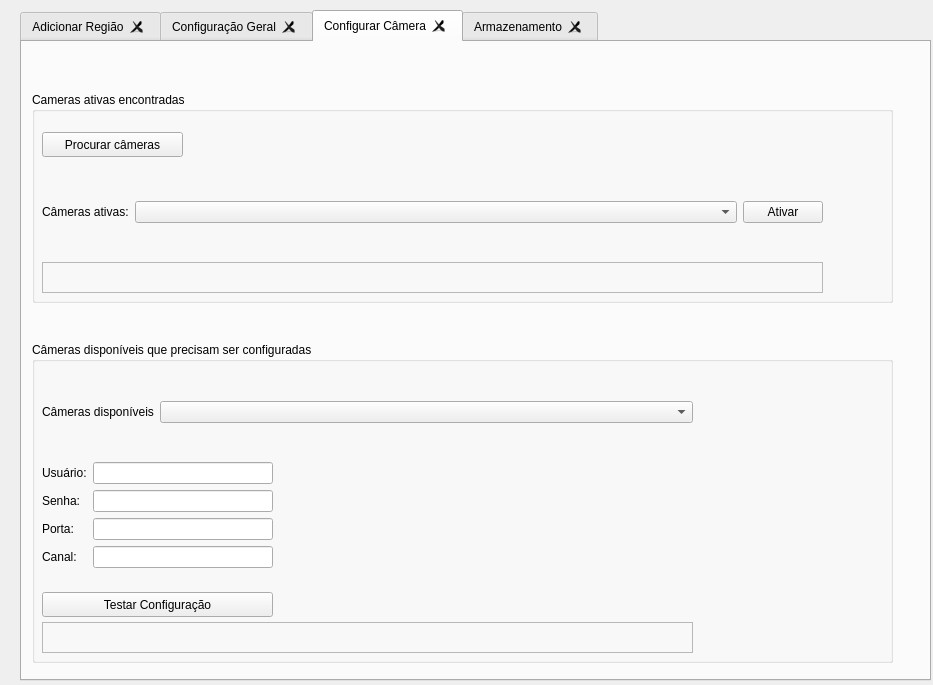
This is mainForm.ui in noldorj/Personal-Home-Guard as Qt 5 draws it before an edit. The edited form follows.
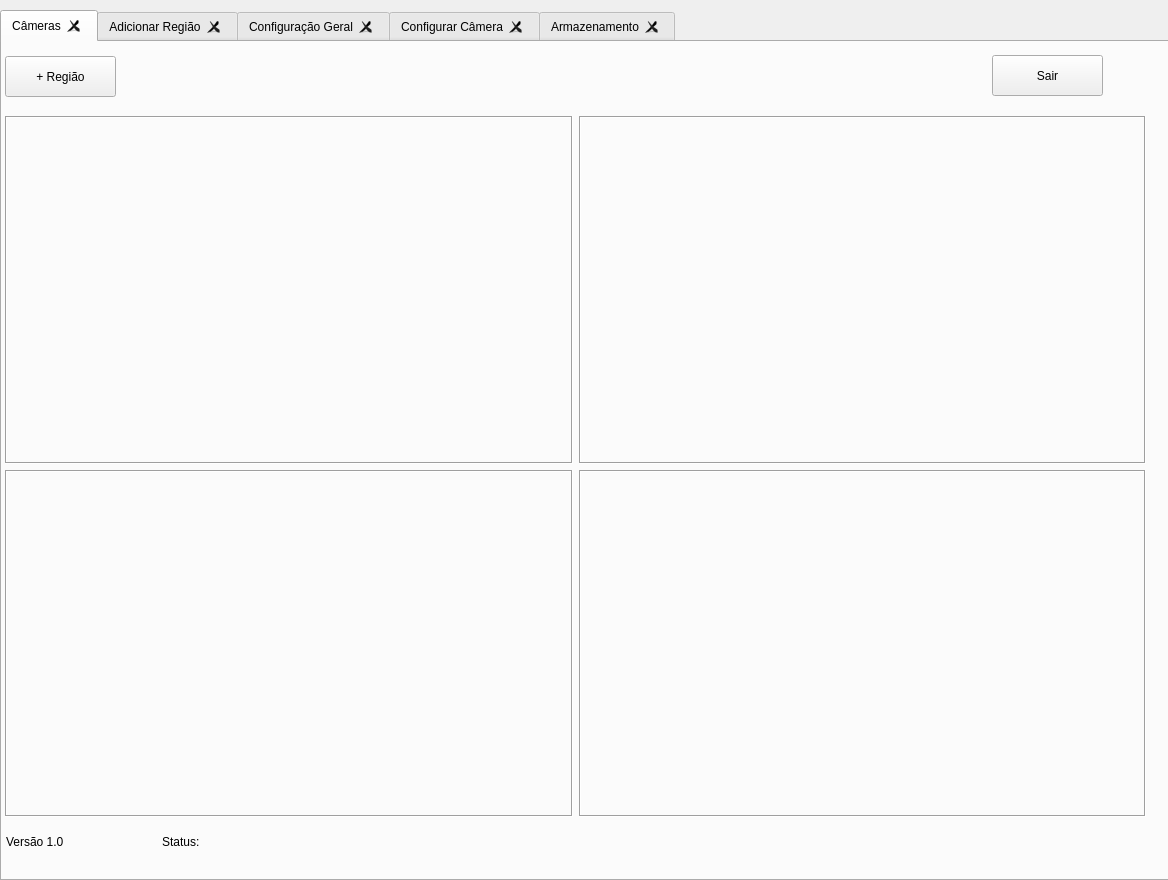
This is the edited form.

Patch:
```diff
--- a/mainForm.ui
+++ b/mainForm.ui
@@ -9,8 +9,8 @@
    <rect>
     <x>0</x>
     <y>0</y>
-    <width>933</width>
-    <height>685</height>
+    <width>1168</width>
+    <height>880</height>
    </rect>
   </property>
   <property name="focusPolicy">
@@ -22,18 +22,224 @@
   <widget class="QTabWidget" name="tabConfig">
    <property name="geometry">
     <rect>
-     <x>20</x>
+     <x>0</x>
      <y>10</y>
-     <width>911</width>
-     <height>671</height>
+     <width>1171</width>
+     <height>871</height>
     </rect>
    </property>
    <property name="currentIndex">
-    <number>2</number>
+    <number>0</number>
    </property>
    <property name="tabsClosable">
     <bool>true</bool>
    </property>
+   <widget class="QWidget" name="tabCam">
+    <attribute name="title">
+     <string>Câmeras</string>
+    </attribute>
+    <widget class="QWidget" name="gridLayoutWidget_5">
+     <property name="geometry">
+      <rect>
+       <x>3</x>
+       <y>74</y>
+       <width>1141</width>
+       <height>701</height>
+      </rect>
+     </property>
+     <layout class="QGridLayout" name="gridCam">
+      <property name="sizeConstraint">
+       <enum>QLayout::SetNoConstraint</enum>
+      </property>
+      <property name="leftMargin">
+       <number>0</number>
+      </property>
+      <item row="0" column="0">
+       <widget class="QLabel" name="lblCam1">
+        <property name="sizePolicy">
+         <sizepolicy hsizetype="Expanding" vsizetype="Expanding">
+          <horstretch>0</horstretch>
+          <verstretch>0</verstretch>
+         </sizepolicy>
+        </property>
+        <property name="frameShape">
+         <enum>QFrame::Box</enum>
+        </property>
+        <property name="frameShadow">
+         <enum>QFrame::Sunken</enum>
+        </property>
+        <property name="midLineWidth">
+         <number>0</number>
+        </property>
+        <property name="text">
+         <string/>
+        </property>
+       </widget>
+      </item>
+      <item row="1" column="0">
+       <widget class="QLabel" name="lblCam3">
+        <property name="sizePolicy">
+         <sizepolicy hsizetype="Expanding" vsizetype="Expanding">
+          <horstretch>0</horstretch>
+          <verstretch>0</verstretch>
+         </sizepolicy>
+        </property>
+        <property name="frameShape">
+         <enum>QFrame::Box</enum>
+        </property>
+        <property name="frameShadow">
+         <enum>QFrame::Sunken</enum>
+        </property>
+        <property name="text">
+         <string/>
+        </property>
+       </widget>
+      </item>
+      <item row="1" column="1">
+       <widget class="QLabel" name="lblCam4">
+        <property name="sizePolicy">
+         <sizepolicy hsizetype="Expanding" vsizetype="Expanding">
+          <horstretch>0</horstretch>
+          <verstretch>0</verstretch>
+         </sizepolicy>
+        </property>
+        <property name="frameShape">
+         <enum>QFrame::Box</enum>
+        </property>
+        <property name="frameShadow">
+         <enum>QFrame::Sunken</enum>
+        </property>
+        <property name="text">
+         <string/>
+        </property>
+       </widget>
+      </item>
+      <item row="0" column="1">
+       <widget class="QLabel" name="lblCam2">
+        <property name="sizePolicy">
+         <sizepolicy hsizetype="Expanding" vsizetype="Expanding">
+          <horstretch>0</horstretch>
+          <verstretch>0</verstretch>
+         </sizepolicy>
+        </property>
+        <property name="frameShape">
+         <enum>QFrame::Box</enum>
+        </property>
+        <property name="frameShadow">
+         <enum>QFrame::Sunken</enum>
+        </property>
+        <property name="text">
+         <string/>
+        </property>
+       </widget>
+      </item>
+     </layout>
+    </widget>
+    <widget class="QWidget" name="horizontalLayoutWidget_5">
+     <property name="geometry">
+      <rect>
+       <x>4</x>
+       <y>779</y>
+       <width>1141</width>
+       <height>41</height>
+      </rect>
+     </property>
+     <layout class="QHBoxLayout" name="horizontalLayout_6">
+      <property name="sizeConstraint">
+       <enum>QLayout::SetNoConstraint</enum>
+      </property>
+      <item>
+       <widget class="QLabel" name="label_37">
+        <property name="sizePolicy">
+         <sizepolicy hsizetype="Minimum" vsizetype="Minimum">
+          <horstretch>0</horstretch>
+          <verstretch>0</verstretch>
+         </sizepolicy>
+        </property>
+        <property name="minimumSize">
+         <size>
+          <width>150</width>
+          <height>0</height>
+         </size>
+        </property>
+        <property name="maximumSize">
+         <size>
+          <width>100</width>
+          <height>16777215</height>
+         </size>
+        </property>
+        <property name="text">
+         <string>Versão 1.0</string>
+        </property>
+       </widget>
+      </item>
+      <item>
+       <widget class="QLabel" name="label_38">
+        <property name="sizePolicy">
+         <sizepolicy hsizetype="Fixed" vsizetype="Minimum">
+          <horstretch>0</horstretch>
+          <verstretch>0</verstretch>
+         </sizepolicy>
+        </property>
+        <property name="minimumSize">
+         <size>
+          <width>100</width>
+          <height>0</height>
+         </size>
+        </property>
+        <property name="baseSize">
+         <size>
+          <width>200</width>
+          <height>0</height>
+         </size>
+        </property>
+        <property name="text">
+         <string>Status:</string>
+        </property>
+       </widget>
+      </item>
+      <item>
+       <widget class="QLabel" name="lblInitStatus">
+        <property name="sizePolicy">
+         <sizepolicy hsizetype="MinimumExpanding" vsizetype="Preferred">
+          <horstretch>0</horstretch>
+          <verstretch>0</verstretch>
+         </sizepolicy>
+        </property>
+        <property name="text">
+         <string/>
+        </property>
+       </widget>
+      </item>
+     </layout>
+    </widget>
+    <widget class="QPushButton" name="btnInitAddRegiao">
+     <property name="geometry">
+      <rect>
+       <x>3</x>
+       <y>14</y>
+       <width>111</width>
+       <height>41</height>
+      </rect>
+     </property>
+     <property name="text">
+      <string>+ Região</string>
+     </property>
+    </widget>
+    <widget class="QPushButton" name="btnInitSair">
+     <property name="geometry">
+      <rect>
+       <x>990</x>
+       <y>13</y>
+       <width>111</width>
+       <height>41</height>
+      </rect>
+     </property>
+     <property name="text">
+      <string>Sair</string>
+     </property>
+    </widget>
+   </widget>
    <widget class="QWidget" name="tabRegion">
     <attribute name="title">
      <string>Adicionar Região</string>
```
